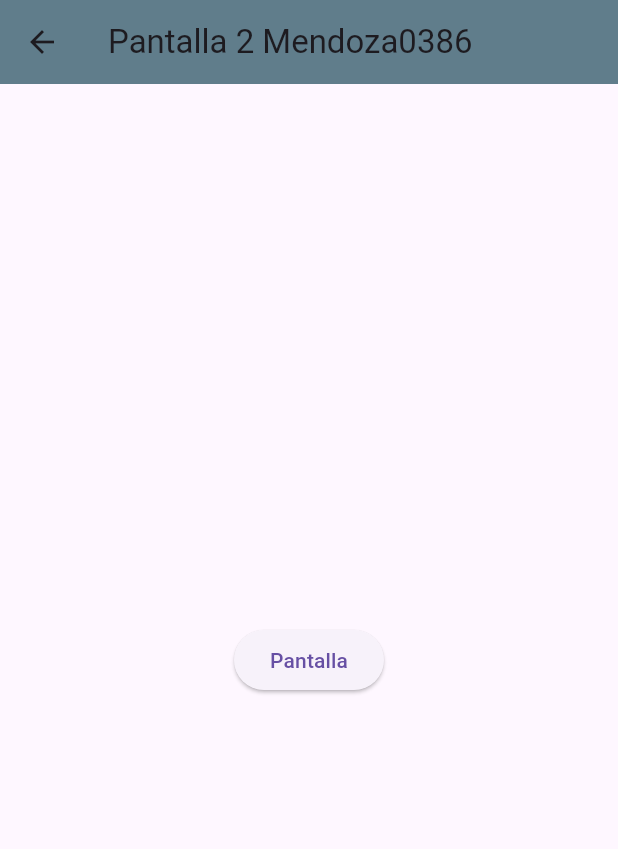
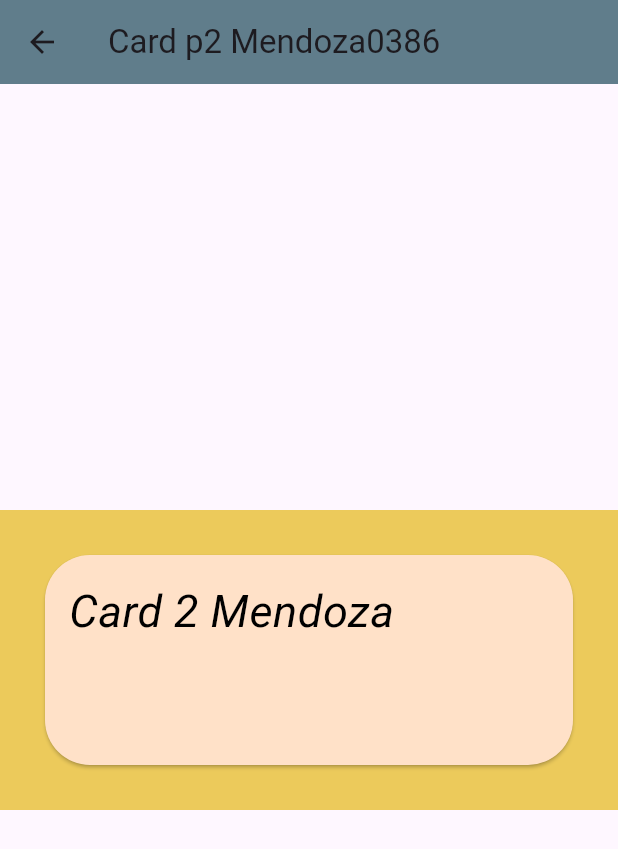
Before and after one commit to MendozaSS128/p15-V2-0386, a Flutter app: the Pantalla2_0386 screen opened by its route, on a phone screen of 412 x 824 dp. Shown: the top 849 px of the screen. Run offline on Flutter 3.47's test engine with Material 3 defaults, Android fonts, the phone set to English and light mode, and no system bars.

```diff
--- a/lib/pantalla2_0386.dart
+++ b/lib/pantalla2_0386.dart
@@ -9,16 +9,27 @@ class Pantalla2_0386 extends StatelessWidget {
     return Scaffold(
       appBar: AppBar(
         backgroundColor: Colors.blueGrey,
-        title: const Text("Pantalla 2 Mendoza0386"),
+        title: const Text("Card p2 Mendoza0386"),
       ),
       body: Center(
-          child: Column(
-        mainAxisAlignment: MainAxisAlignment.center,
-        children: [
-          ElevatedButton(
-              onPressed: () {}, //Si presiona boton
-              child: const Text("Pantalla")),
-        ],
+          child: Container(
+        height: 200,
+        width: 800,
+        color: Color(0xffecca5b),
+        child: Card(
+          color: Color(0xffffe1c8),
+          shape:
+              RoundedRectangleBorder(borderRadius: BorderRadius.circular(30)),
+          margin: EdgeInsets.all(30),
+          child: Padding(
+            padding: EdgeInsets.all(16),
+            child: Text("Card 2 Mendoza",
+                style: TextStyle(
+                    fontSize: 30,
+                    color: Colors.black,
+                    fontStyle: FontStyle.italic)),
+          ),
+        ),
       )),
     );
   } //Fin de widget
--- a/lib/pantallainicial_0386.dart
+++ b/lib/pantallainicial_0386.dart
@@ -8,7 +8,7 @@ class PantallaInicial_0386 extends StatelessWidget {
   Widget build(BuildContext context) {
     return Scaffold(
       appBar: AppBar(
-        title: Text("Pantalla Inicial Mendoza0386"),
+        title: Text("Card Container Mendoza0386"),
         backgroundColor: Colors.indigo,
       ),
       body: Center(
```
Also changed, not shown: lib/pantalla1_0386.dart (+15 -8 lines).
